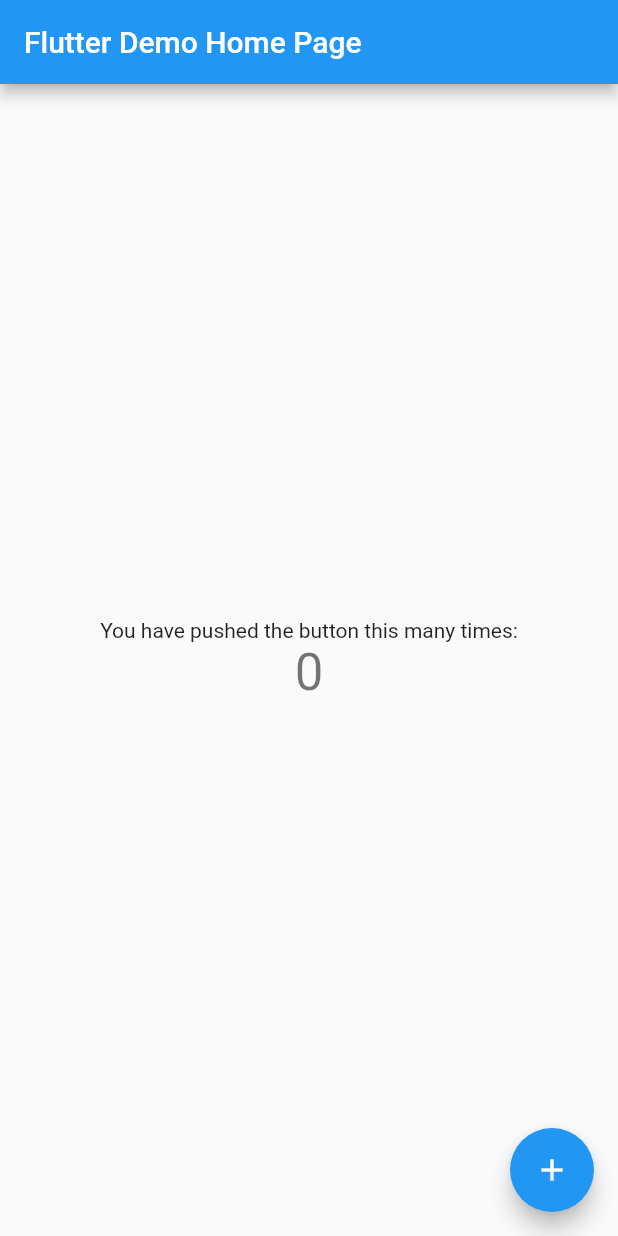
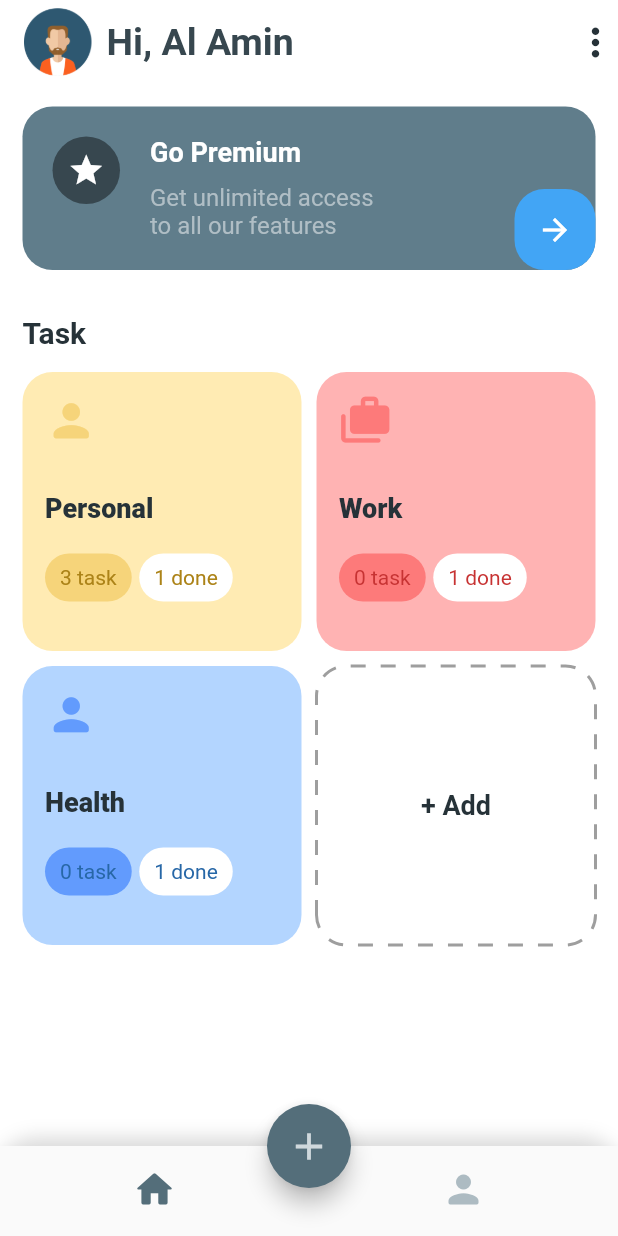
Before and after one commit to alamindevms/flutter-todo-app, a Flutter app: the screen it shows after launch, on a phone screen of 412 x 824 dp. Run offline on Flutter 3.47's test engine with Material 2 defaults, Android fonts, the phone set to English and light mode, and no system bars; drawn by our look-alikes of dotted_border.

Commit message:
home layout

```diff
--- /dev/null
+++ b/lib/constants/colors.dart
@@ -0,0 +1,13 @@
+import 'package:flutter/material.dart';
+
+const cYellowLight = Color(0xffffebb3);
+const cYellow = Color(0xfff6d47a);
+const cYellowDark = Color(0xffac8318);
+
+const cRedLight = Color(0xffffb3b3);
+const cRed = Color(0xfffd7a7a);
+const cRedDark = Color(0xffc73333);
+
+const cBlueLight = Color(0xffb3d5ff);
+const cBlue = Color(0xff629bfd);
+const cBlueDark = Color(0xff2767a7);
--- a/lib/main.dart
+++ b/lib/main.dart
@@ -1,4 +1,6 @@
 import 'package:flutter/material.dart';
+import 'package:flutter/services.dart';
+import 'package:todo_app/screens/home.dart';
 
 void main() {
   runApp(const MyApp());
@@ -10,106 +12,18 @@ class MyApp extends StatelessWidget {
   // This widget is the root of your application.
   @override
   Widget build(BuildContext context) {
+    SystemChrome.setSystemUIOverlayStyle(
+      const SystemUiOverlayStyle(
+        statusBarColor: Colors.transparent
+      )
+    );
     return MaterialApp(
-      title: 'Flutter Demo',
+      debugShowCheckedModeBanner: false,
+      title: 'Todo App',
       theme: ThemeData(
-        // This is the theme of your application.
-        //
-        // Try running your application with "flutter run". You'll see the
-        // application has a blue toolbar. Then, without quitting the app, try
-        // changing the primarySwatch below to Colors.green and then invoke
-        // "hot reload" (press "r" in the console where you ran "flutter run",
-        // or simply save your changes to "hot reload" in a Flutter IDE).
-        // Notice that the counter didn't reset back to zero; the application
-        // is not restarted.
         primarySwatch: Colors.blue,
       ),
-      home: const MyHomePage(title: 'Flutter Demo Home Page'),
+      home: HomePage(),
     );
   }
 }
-
-class MyHomePage extends StatefulWidget {
-  const MyHomePage({Key? key, required this.title}) : super(key: key);
-
-  // This widget is the home page of your application. It is stateful, meaning
-  // that it has a State object (defined below) that contains fields that affect
-  // how it looks.
-
-  // This class is the configuration for the state. It holds the values (in this
-  // case the title) provided by the parent (in this case the App widget) and
-  // used by the build method of the State. Fields in a Widget subclass are
-  // always marked "final".
-
-  final String title;
-
-  @override
-  State<MyHomePage> createState() => _MyHomePageState();
-}
-
-class _MyHomePageState extends State<MyHomePage> {
-  int _counter = 0;
-
-  void _incrementCounter() {
-    setState(() {
-      // This call to setState tells the Flutter framework that something has
-      // changed in this State, which causes it to rerun the build method below
-      // so that the display can reflect the updated values. If we changed
-      // _counter without calling setState(), then the build method would not be
-      // called again, and so nothing would appear to happen.
-      _counter++;
-    });
-  }
-
-  @override
-  Widget build(BuildContext context) {
-    // This method is rerun every time setState is called, for instance as done
-    // by the _incrementCounter method above.
-    //
-    // The Flutter framework has been optimized to make rerunning build methods
-    // fast, so that you can just rebuild anything that needs updating rather
-    // than having to individually change instances of widgets.
-    return Scaffold(
-      appBar: AppBar(
-        // Here we take the value from the MyHomePage object that was created by
-        // the App.build method, and use it to set our appbar title.
-        title: Text(widget.title),
-      ),
-      body: Center(
-        // Center is a layout widget. It takes a single child and positions it
-        // in the middle of the parent.
-        child: Column(
-          // Column is also a layout widget. It takes a list of children and
-          // arranges them vertically. By default, it sizes itself to fit its
-          // children horizontally, and tries to be as tall as its parent.
-          //
-          // Invoke "debug painting" (press "p" in the console, choose the
-          // "Toggle Debug Paint" action from the Flutter Inspector in Android
-          // Studio, or the "Toggle Debug Paint" command in Visual Studio Code)
-          // to see the wireframe for each widget.
-          //
-          // Column has various properties to control how it sizes itself and
-          // how it positions its children. Here we use mainAxisAlignment to
-          // center the children vertically; the main axis here is the vertical
-          // axis because Columns are vertical (the cross axis would be
-          // horizontal).
-          mainAxisAlignment: MainAxisAlignment.center,
-          children: <Widget>[
-            const Text(
-              'You have pushed the button this many times:',
-            ),
-            Text(
-              '$_counter',
-              style: Theme.of(context).textTheme.headline4,
-            ),
-          ],
-        ),
-      ),
-      floatingActionButton: FloatingActionButton(
-        onPressed: _incrementCounter,
-        tooltip: 'Increment',
-        child: const Icon(Icons.add),
-      ), // This trailing comma makes auto-formatting nicer for build methods.
-    );
-  }
-}
--- /dev/null
+++ b/lib/models/task.dart
@@ -0,0 +1,59 @@
+import 'package:flutter/material.dart';
+
+import '../constants/colors.dart';
+
+class Task{
+  IconData? iconsData;
+  String? title;
+  Color? bgColor;
+  Color? iconColor;
+  Color? btnColor;
+  num? left;
+  num? done;
+  bool? isLast;
+
+  Task({
+      this.iconsData ,
+      this.title,
+      this.bgColor,
+      this.iconColor,
+      this.btnColor,
+      this.left, this.done,
+      this.isLast = false
+  });
+
+  static List<Task> generatetasks() {
+    return [
+      Task(
+        iconsData: Icons.person_rounded,
+        title: 'Personal',
+        bgColor: cYellowLight,
+        iconColor: cYellowDark,
+        btnColor: cYellow,
+        left: 3,
+        done: 1
+      ),
+      Task(
+          iconsData: Icons.cases_rounded,
+          title: 'Work',
+          bgColor: cRedLight,
+          iconColor: cRedDark,
+          btnColor: cRed,
+          left: 0,
+          done: 1
+      ),
+      Task(
+          iconsData: Icons.person_rounded,
+          title: 'Health',
+          bgColor: cBlueLight,
+          iconColor: cBlueDark,
+          btnColor: cBlue,
+          left: 0,
+          done: 1
+      ),
+      Task(
+        isLast: true
+      )
+    ];
+  }
+}
--- /dev/null
+++ b/lib/screens/home.dart
@@ -0,0 +1,131 @@
+import 'package:flutter/material.dart';
+
+import '../widgets/go_premium.dart';
+import '../widgets/task.dart';
+
+class HomePage extends StatelessWidget {
+  const HomePage({Key? key}) : super(key: key);
+
+  @override
+  Widget build(BuildContext context) {
+    return Scaffold(
+      backgroundColor: Colors.white,
+      appBar: AppBar(
+        backgroundColor: Colors.white,
+        elevation: 0,
+        title: _buildAppBar(),
+        actions: [
+          Icon(
+            Icons.more_vert,
+            color: Colors.blueGrey.shade900,
+            size: 30,
+          )
+        ],
+      ),
+      body: Column(
+        crossAxisAlignment: CrossAxisAlignment.start,
+        children: [
+          const GoPremium(),
+          Container(
+            padding: const EdgeInsets.all(15),
+            child: Text(
+              'Task',
+              style: TextStyle(
+                color: Colors.blueGrey.shade900,
+                fontSize: 20,
+                fontWeight: FontWeight.w600
+              ),
+            ),
+          ),
+          Expanded(
+            child: Tasks(),
+          )
+        ],
+      ),
+      bottomNavigationBar: _buildBottomNevigationBar(),
+      floatingActionButtonLocation: FloatingActionButtonLocation.centerDocked,
+      floatingActionButton: FloatingActionButton(
+        backgroundColor: Colors.blueGrey.shade600,
+        onPressed: () {  },
+        child: Icon(
+          Icons.add,
+          size: 30,
+          color: Colors.blueGrey.shade100,
+        ),
+      ),
+    );
+  }
+}
+
+class _buildAppBar extends StatelessWidget {
+  const _buildAppBar({
+    Key? key,
+  }) : super(key: key);
+
+  @override
+  Widget build(BuildContext context) {
+    return Row(
+      children: [
+        Container(
+          height: 45,
+          width: 45,
+          child: ClipRRect(
+            borderRadius: BorderRadius.circular(10),
+            child: Image.asset('assets/images/avatar.png'),
+          ),
+        ),
+        const SizedBox(width: 10),
+        Text(
+          'Hi, Al Amin',
+          style: TextStyle(
+            color: Colors.blueGrey.shade800,
+            fontWeight: FontWeight.w700,
+            fontSize: 25
+          ),
+        )
+      ],
+    );
+  }
+}
+
+Widget _buildBottomNevigationBar(){
+  return Container(
+    decoration: BoxDecoration(
+      borderRadius: const BorderRadius.only(
+        topLeft: Radius.circular(30),
+        topRight: Radius.circular(30)
+      ),
+      boxShadow: [
+        BoxShadow(
+          color: Colors.grey.withOpacity(0.4),
+          spreadRadius: 5,
+          blurRadius: 10
+        )
+      ]
+    ),
+    child: ClipRRect(
+      child: BottomNavigationBar(
+        showSelectedLabels: false,
+        showUnselectedLabels: false,
+        selectedItemColor: Colors.blueGrey.shade600,
+        unselectedItemColor: Colors.blueGrey.withOpacity(0.5),
+        items: const [
+          BottomNavigationBarItem(
+            label: 'Home',
+            icon: Icon(
+              Icons.home_rounded,
+              size: 30,
+            ),
+          ),
+          BottomNavigationBarItem(
+            label: 'Person',
+            icon: Icon(
+              Icons.person_rounded,
+              size: 30,
+            ),
+          ),
+        ],
+      ),
+    ),
+  );
+}
--- /dev/null
+++ b/lib/widgets/go_premium.dart
@@ -0,0 +1,79 @@
+import 'package:flutter/material.dart';
+
+class GoPremium extends StatelessWidget {
+  const GoPremium({Key? key}) : super(key: key);
+
+  @override
+  Widget build(BuildContext context) {
+    return Container(
+      child: Stack(
+        children: [
+          Container(
+            margin: const EdgeInsets.all(15),
+            padding: const EdgeInsets.all(20),
+            decoration: BoxDecoration(
+              color: Colors.blueGrey,
+              borderRadius: BorderRadius.circular(20)
+            ),
+            child: Row(
+              crossAxisAlignment: CrossAxisAlignment.start,
+              children: [
+                Container(
+                  padding: const EdgeInsets.all(10),
+                  decoration: BoxDecoration(
+                    color: Colors.blueGrey.shade800,
+                    shape: BoxShape.circle
+                  ),
+                  child: const Icon(
+                    Icons.star,
+                    color: Colors.white,
+                    size: 25,
+                  ),
+                ),
+                const SizedBox(width: 20),
+                Column(
+                  mainAxisAlignment: MainAxisAlignment.start,
+                  crossAxisAlignment: CrossAxisAlignment.start,
+                  children: [
+                    const Text(
+                      'Go Premium',
+                      style: TextStyle(
+                        color: Colors.white,
+                        fontWeight: FontWeight.w600,
+                        fontSize: 18
+                      ),
+                    ),
+                    const SizedBox(height: 10),
+                    Text(
+                      'Get unlimited access\nto all our features',
+                      style: TextStyle(
+                          color: Colors.blueGrey.shade200,
+                          fontWeight: FontWeight.w400,
+                          fontSize: 16
+                      ),
+                    ),
+                  ],
+                )
+              ],
+            ),
+          ),
+          Positioned(
+            bottom: 15,
+            right: 15,
+            child: Container(
+              decoration: BoxDecoration(
+                color: Colors.blue.shade400,
+                borderRadius: BorderRadius.circular(20)
+              ),
+              padding: const EdgeInsets.all(15),
+              child: const Icon(
+                Icons.arrow_forward,
+                color: Colors.white,
+              ),
+            )
+          )
+        ],
+      ),
+    );
+  }
+}
--- /dev/null
+++ b/lib/widgets/task.dart
@@ -0,0 +1,99 @@
+import 'package:dotted_border/dotted_border.dart';
+import 'package:flutter/material.dart';
+
+import '../models/task.dart';
+
+class Tasks extends StatelessWidget {
+  final tasksList = Task.generatetasks();
+
+  @override
+  Widget build(BuildContext context) {
+    return Container(
+      padding: const EdgeInsets.symmetric(horizontal: 15),
+      child: GridView.builder(
+        itemCount: tasksList.length,
+        gridDelegate: const SliverGridDelegateWithFixedCrossAxisCount(
+          crossAxisCount: 2,
+          crossAxisSpacing: 10,
+          mainAxisSpacing: 10
+        ),
+        itemBuilder: (context , index) => tasksList[index].isLast! ? _buildAddTask(context , tasksList[index]) : _buildTask(context , tasksList[index])
+      )
+    );
+  }
+
+  Widget _buildTask(BuildContext context, Task task){
+    return Container(
+      padding: const EdgeInsets.all(15),
+      decoration: BoxDecoration(
+        color: task.bgColor,
+        borderRadius: BorderRadius.circular(20)
+      ),
+      child: Column(
+        crossAxisAlignment: CrossAxisAlignment.start,
+        children: [
+          Icon(
+            task.iconsData,
+            color: task.btnColor,
+            size: 35,
+          ),
+          const SizedBox(height: 30),
+          Text(
+            task.title!,
+            style: TextStyle(
+              color: Colors.blueGrey.shade900,
+              fontSize: 18,
+              fontWeight: FontWeight.w800
+            ),
+          ),
+          const SizedBox(height: 20),
+          Row(
+            children: [
+              _buildTaslStatus(task.btnColor! , task.iconColor! , '${task.left} task'),
+              const SizedBox(width: 5),
+              _buildTaslStatus(Colors.white , task.iconColor! , '${task.done} done'),
+            ],
+          )
+
+        ],
+      ),
+    );
+  }
+
+  Widget _buildAddTask(BuildContext context , Task task){
+    return DottedBorder(
+      borderType: BorderType.RRect,
+      strokeWidth: 2,
+      color: Colors.grey,
+      dashPattern: const [10 , 10],
+      radius: const Radius.circular(20),
+      child: Center(
+        child: Text(
+          '+ Add',
+          style: TextStyle(
+            color: Colors.blueGrey.shade900,
+            fontWeight: FontWeight.w600,
+            fontSize: 18
+          ),
+        ),
+      ),
+    );
+  }
+
+  Widget _buildTaslStatus(Color bgColor , Color txtColor, String text){
+    return Container(
+      padding: const EdgeInsets.symmetric(horizontal: 10 , vertical: 8),
+      decoration: BoxDecoration(
+        color: bgColor,
+        borderRadius: BorderRadius.circular(20)
+      ),
+      child: Text(
+        text,
+        style: TextStyle(
+          color: txtColor
+        ),
+      ),
+    );
+  }
+
+}
--- a/pubspec.yaml
+++ b/pubspec.yaml
@@ -34,6 +34,7 @@ dependencies:
   # The following adds the Cupertino Icons font to your application.
   # Use with the CupertinoIcons class for iOS style icons.
   cupertino_icons: ^1.0.2
+  dotted_border: ^2.0.0+1
 
 dev_dependencies:
   flutter_test:
@@ -58,8 +59,8 @@ flutter:
   uses-material-design: true
 
   # To add assets to your application, add an assets section, like this:
-  # assets:
-  #   - images/a_dot_burr.jpeg
+  assets:
+    - assets/images/
   #   - images/a_dot_ham.jpeg
 
   # An image asset can refer to one or more resolution-specific "variants", see
```
Also changed, not shown: assets/images/avatar.png (added), pubspec.lock.
